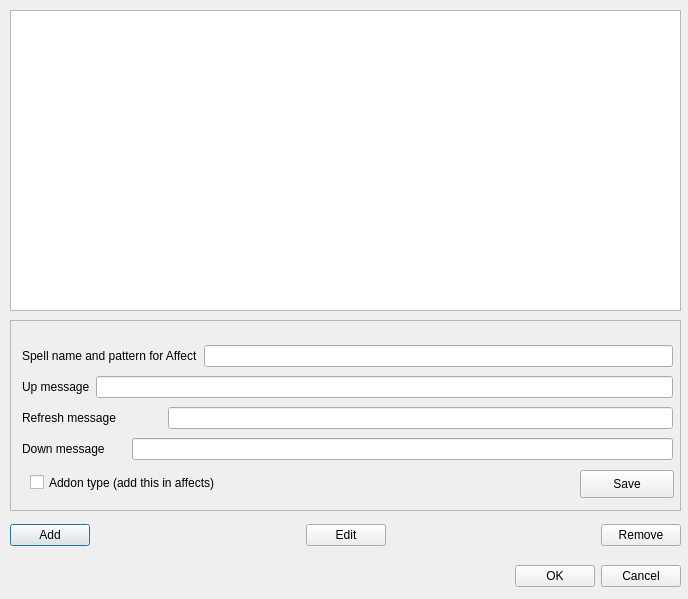
Qt form src/spellsdialog.ui (zpc930/pandoramapper) before a commit.
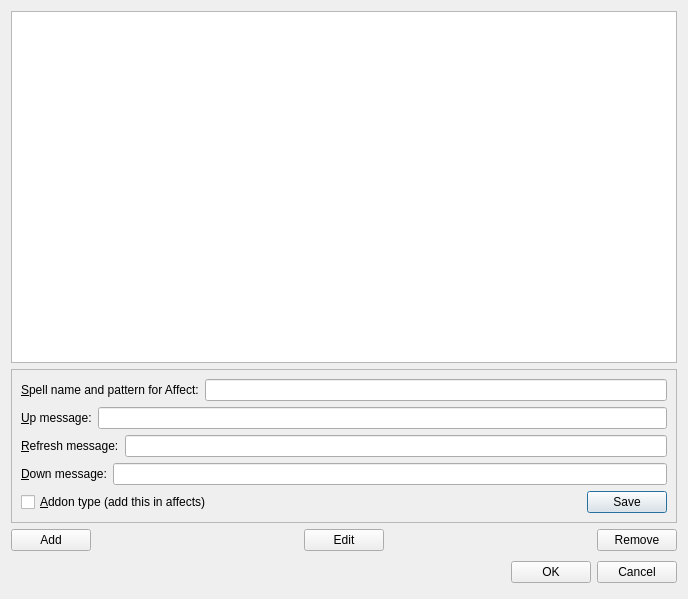
The same form after that commit.

Commit message: Properly lay out spells dialog.

```diff
--- a/src/spellsdialog.ui
+++ b/src/spellsdialog.ui
@@ -27,22 +27,138 @@
   <property name="windowTitle" >
    <string>Pattern Editor</string>
   </property>
-  <widget class="QWidget" name="layoutWidget" >
-   <property name="geometry" >
-    <rect>
-     <x>10</x>
-     <y>520</y>
-     <width>671</width>
-     <height>31</height>
-    </rect>
-   </property>
+  <layout class="QVBoxLayout" >
+   <item>
+    <widget class="QListWidget" name="listWidget" />
+   </item>
+   <item>
+    <widget class="QFrame" name="frame" >
+     <property name="frameShape" >
+      <enum>QFrame::StyledPanel</enum>
+     </property>
+     <property name="frameShadow" >
+      <enum>QFrame::Raised</enum>
+     </property>
+     <layout class="QVBoxLayout" >
+      <item>
    <layout class="QHBoxLayout" >
-    <property name="margin" >
-     <number>0</number>
-    </property>
+        <item>
+         <widget class="QLabel" name="label" >
+          <property name="text" >
+           <string>&amp;Spell name and pattern for Affect:</string>
+          </property>
+          <property name="buddy" >
+           <cstring>lineEdit_name</cstring>
+          </property>
+         </widget>
+        </item>
+        <item>
+         <widget class="QLineEdit" name="lineEdit_name" />
+        </item>
+       </layout>
+      </item>
+      <item>
+       <layout class="QHBoxLayout" >
+        <item>
+         <widget class="QLabel" name="label_2" >
+          <property name="text" >
+           <string>&amp;Up message:</string>
+          </property>
+          <property name="buddy" >
+           <cstring>lineEdit_up_mes</cstring>
+          </property>
+         </widget>
+        </item>
+        <item>
+         <widget class="QLineEdit" name="lineEdit_up_mes" />
+        </item>
+       </layout>
+      </item>
+      <item>
+       <layout class="QHBoxLayout" >
+        <item>
+         <widget class="QLabel" name="label_3" >
+          <property name="text" >
+           <string>&amp;Refresh message:</string>
+          </property>
+          <property name="buddy" >
+           <cstring>lineEdit_refresh_mes</cstring>
+          </property>
+         </widget>
+        </item>
+        <item>
+         <widget class="QLineEdit" name="lineEdit_refresh_mes" />
+        </item>
+       </layout>
+      </item>
+      <item>
+       <layout class="QHBoxLayout" >
+        <item>
+         <widget class="QLabel" name="label_4" >
+          <property name="text" >
+           <string>&amp;Down message:</string>
+          </property>
+          <property name="buddy" >
+           <cstring>lineEdit_down_mes</cstring>
+          </property>
+         </widget>
+        </item>
+        <item>
+         <widget class="QLineEdit" name="lineEdit_down_mes" />
+        </item>
+       </layout>
+      </item>
+      <item>
+       <layout class="QHBoxLayout" >
+        <item>
+         <widget class="QCheckBox" name="checkBox_addon" >
+          <property name="text" >
+           <string>&amp;Addon type (add this in affects)</string>
+          </property>
+         </widget>
+        </item>
+        <item>
+         <spacer>
+          <property name="orientation" >
+           <enum>Qt::Horizontal</enum>
+          </property>
+          <property name="sizeHint" >
+           <size>
+            <width>40</width>
+            <height>20</height>
+           </size>
+          </property>
+         </spacer>
+        </item>
+        <item>
+         <widget class="QPushButton" name="pushButton_save" >
+          <property name="text" >
+           <string>Save</string>
+          </property>
+         </widget>
+        </item>
+       </layout>
+      </item>
+     </layout>
+    </widget>
+   </item>
+   <item>
+    <layout class="QHBoxLayout" >
     <property name="spacing" >
      <number>6</number>
     </property>
+     <property name="leftMargin" >
+      <number>0</number>
+     </property>
+     <property name="topMargin" >
+      <number>0</number>
+     </property>
+     <property name="rightMargin" >
+      <number>0</number>
+     </property>
+     <property name="bottomMargin" >
+      <number>0</number>
+     </property>
     <item>
      <widget class="QPushButton" name="pushButton_add" >
       <property name="text" >
@@ -91,23 +207,24 @@
      </widget>
     </item>
    </layout>
-  </widget>
-  <widget class="QWidget" name="layoutWidget_2" >
-   <property name="geometry" >
-    <rect>
-     <x>330</x>
-     <y>560</y>
-     <width>351</width>
-     <height>33</height>
-    </rect>
-   </property>
+   </item>
+   <item>
    <layout class="QHBoxLayout" >
-    <property name="margin" >
-     <number>0</number>
-    </property>
     <property name="spacing" >
      <number>6</number>
     </property>
+     <property name="leftMargin" >
+      <number>0</number>
+     </property>
+     <property name="topMargin" >
+      <number>0</number>
+     </property>
+     <property name="rightMargin" >
+      <number>0</number>
+     </property>
+     <property name="bottomMargin" >
+      <number>0</number>
+     </property>
     <item>
      <spacer>
       <property name="orientation" >
@@ -136,119 +253,9 @@
      </widget>
     </item>
    </layout>
-  </widget>
-  <widget class="QListWidget" name="listWidget" >
-   <property name="geometry" >
-    <rect>
-     <x>10</x>
-     <y>10</y>
-     <width>671</width>
-     <height>301</height>
-    </rect>
-   </property>
-  </widget>
-  <widget class="QFrame" name="frame" >
-   <property name="geometry" >
-    <rect>
-     <x>10</x>
-     <y>320</y>
-     <width>671</width>
-     <height>191</height>
-    </rect>
-   </property>
-   <property name="frameShape" >
-    <enum>QFrame::StyledPanel</enum>
-   </property>
-   <property name="frameShadow" >
-    <enum>QFrame::Raised</enum>
-   </property>
-   <widget class="QPushButton" name="pushButton_save" >
-    <property name="geometry" >
-     <rect>
-      <x>570</x>
-      <y>150</y>
-      <width>94</width>
-      <height>28</height>
-     </rect>
-    </property>
-    <property name="text" >
-     <string>Save</string>
-    </property>
-   </widget>
-   <widget class="QWidget" name="" >
-    <property name="geometry" >
-     <rect>
-      <x>12</x>
-      <y>22</y>
-      <width>651</width>
-      <height>124</height>
-     </rect>
-    </property>
-    <layout class="QGridLayout" >
-     <property name="margin" >
-      <number>0</number>
-     </property>
-     <property name="spacing" >
-      <number>6</number>
-     </property>
-     <item row="2" column="0" colspan="3" >
-      <widget class="QLabel" name="label_3" >
-       <property name="text" >
-        <string>Refresh message</string>
-       </property>
-      </widget>
-     </item>
-     <item row="3" column="0" colspan="2" >
-      <widget class="QLabel" name="label_4" >
-       <property name="text" >
-        <string>Down message</string>
-       </property>
-      </widget>
-     </item>
-     <item row="1" column="1" colspan="4" >
-      <widget class="QLineEdit" name="lineEdit_up_mes" />
-     </item>
-     <item row="2" column="3" colspan="2" >
-      <widget class="QLineEdit" name="lineEdit_refresh_mes" />
-     </item>
-     <item row="0" column="4" >
-      <widget class="QLineEdit" name="lineEdit_name" />
-     </item>
-     <item row="3" column="2" colspan="3" >
-      <widget class="QLineEdit" name="lineEdit_down_mes" />
-     </item>
-     <item row="0" column="0" colspan="4" >
-      <widget class="QLabel" name="label" >
-       <property name="text" >
-        <string>Spell name and pattern for Affect</string>
-       </property>
-      </widget>
-     </item>
-     <item row="1" column="0" >
-      <widget class="QLabel" name="label_2" >
-       <property name="text" >
-        <string>Up message</string>
-       </property>
-      </widget>
      </item>
     </layout>
    </widget>
-   <widget class="QCheckBox" name="checkBox_addon" >
-    <property name="geometry" >
-     <rect>
-      <x>20</x>
-      <y>150</y>
-      <width>253</width>
-      <height>25</height>
-     </rect>
-    </property>
-    <property name="text" >
-     <string>Addon type (add this in affects)</string>
-    </property>
-   </widget>
-  </widget>
- </widget>
- <pixmapfunction></pixmapfunction>
  <tabstops>
   <tabstop>listWidget</tabstop>
   <tabstop>lineEdit_name</tabstop>
```
Left out of the diff: 3 changed lines with no effect on the pictures. Lines whose indentation alone changed are shown as unchanged.
